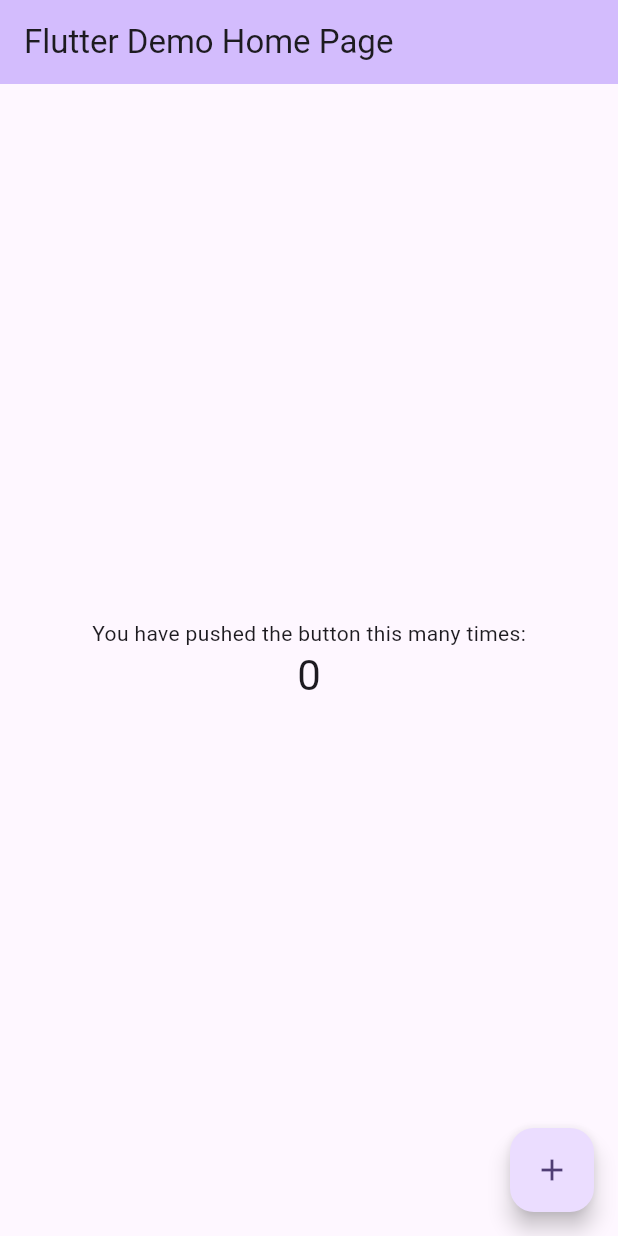
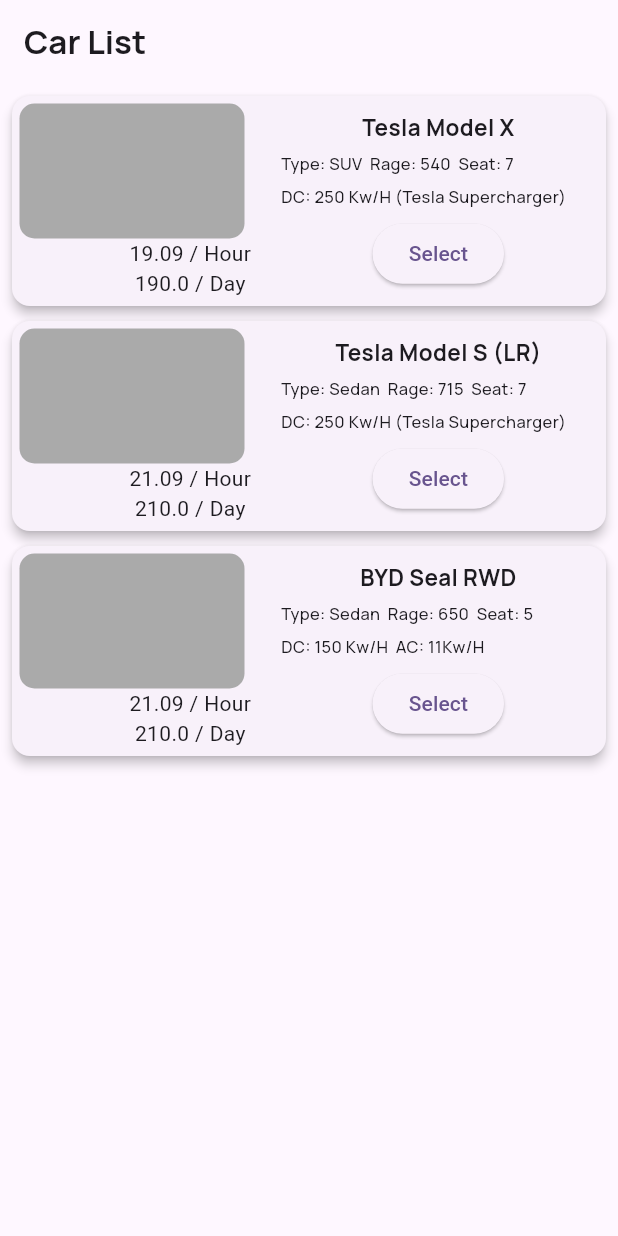
Before and after one commit to Akkarapa-Ryu/itds283_gr03_project_go_green_ezy_wheels, a Flutter app: the screen it shows after launch, on a phone screen of 412 x 824 dp. Run offline on Flutter 3.47's test engine with Material 3 defaults, Android fonts, the phone set to English and light mode, and no system bars.

Commit message:
PJGR03-18 Create Car list Page UI
Create car list page and ex.model

```diff
--- a/lib/main.dart
+++ b/lib/main.dart
@@ -1,4 +1,5 @@
 import 'package:flutter/material.dart';
+import 'package:itds283_gr03_project_go_green_ezy_wheels/pages/pages.dart';
 
 void main() {
   runApp(const MyApp());
@@ -29,40 +30,10 @@
 }
 
 class _MyHomePageState extends State<MyHomePage> {
-  int _counter = 0;
-
-  void _incrementCounter() {
-    setState(() {
-      _counter++;
-    });
-  }
-
   @override
   Widget build(BuildContext context) {
-    return Scaffold(
-      appBar: AppBar(
-        backgroundColor: Theme.of(context).colorScheme.inversePrimary,
-        title: Text(widget.title),
-      ),
-      body: Center(
-        child: Column(
-          mainAxisAlignment: MainAxisAlignment.center,
-          children: <Widget>[
-            const Text(
-              'You have pushed the button this many times:',
-            ),
-            Text(
-              '$_counter',
-              style: Theme.of(context).textTheme.headlineMedium,
-            ),
-          ],
-        ),
-      ),
-      floatingActionButton: FloatingActionButton(
-        onPressed: _incrementCounter,
-        tooltip: 'Increment',
-        child: const Icon(Icons.add),
-      ),
+    return Center(
+      child: CarListPage(),
     );
   }
 }
--- /dev/null
+++ b/lib/models/cars_model.dart
@@ -0,0 +1,57 @@
+class CarsModel {
+  String name;
+  String type;
+  int rage;
+  String seat;
+  int dc;
+  int? ac;
+  String? superCharger;
+  double priceHour;
+  double priceDay;
+  CarsModel(
+      {required this.name,
+      required this.type,
+      required this.rage,
+      required this.seat,
+      required this.dc,
+      this.ac,
+      this.superCharger,
+      required this.priceHour,
+      required this.priceDay});
+
+  static List<CarsModel> getCars() {
+    List<CarsModel> cars = [];
+
+    cars.add(CarsModel(
+        name: 'Tesla Model X',
+        type: 'SUV',
+        rage: 540,
+        seat: '7',
+        dc: 250,
+        superCharger: 'Tesla Supercharger',
+        priceHour: 19.09,
+        priceDay: 190.00));
+
+    cars.add(CarsModel(
+        name: 'Tesla Model S (LR)',
+        type: 'Sedan',
+        rage: 715,
+        seat: '7',
+        dc: 250,
+        superCharger: 'Tesla Supercharger',
+        priceHour: 21.09,
+        priceDay: 210.00));
+
+      cars.add(CarsModel(
+        name: 'BYD Seal RWD',
+        type: 'Sedan',
+        rage: 650,
+        seat: '5',
+        dc: 150,
+        ac: 11,
+        priceHour: 21.09,
+        priceDay: 210.00));
+
+    return cars;
+  }
+}
--- /dev/null
+++ b/lib/models/models.dart
@@ -0,0 +1 @@
+export 'cars_model.dart';
--- /dev/null
+++ b/lib/pages/car_list/car_list.dart
@@ -0,0 +1,2 @@
+export 'car_list_page.dart';
+export '../../models/cars_model.dart';
--- /dev/null
+++ b/lib/pages/car_list/car_list_page.dart
@@ -0,0 +1,163 @@
+import 'package:flutter/material.dart';
+import '../../pages/pages.dart';
+import '../../theme/theme.dart';
+
+class CarListPage extends StatefulWidget {
+  const CarListPage({super.key});
+
+  @override
+  State<CarListPage> createState() => _CarListPageState();
+}
+
+class _CarListPageState extends State<CarListPage> {
+  List<CarsModel> cars = [];
+
+  void _getCars() {
+    cars = CarsModel.getCars();
+  }
+
+  @override
+  void initState() {
+    _getCars();
+    super.initState();
+  }
+
+  @override
+  Widget build(BuildContext context) {
+    return Scaffold(
+        appBar: AppBar(
+            title: Text(
+          'Car List',
+          style: TextStyle(fontFamily: 'Manrope', fontWeight: FontWeight.w700),
+        )),
+        body: SingleChildScrollView(
+          child: Center(
+            child: ListView.builder(
+                shrinkWrap: true,
+                padding: EdgeInsets.all(3),
+                itemCount: cars.length,
+                itemBuilder: _carCard),
+          ),
+        ));
+  }
+
+  Widget? _carCard(context, index) {
+    return Card(
+        elevation: 3,
+        margin: EdgeInsets.only(left: 5, right: 5, top: 5, bottom: 5),
+        shadowColor: DesignSystem.c0,
+        child: CustomListTile(
+          thumbnail: Container(
+            height: 90,
+            width: 150,
+            decoration: BoxDecoration(
+                borderRadius: BorderRadius.circular(10),
+                color: DesignSystem.disable),
+          ),
+          title: cars[index].name,
+          type: cars[index].type,
+          dc: cars[index].dc,
+          supercharge: cars[index].superCharger,
+          ac: cars[index].ac,
+          priceHour: cars[index].priceHour,
+          priceDay: cars[index].priceDay,
+          rage: cars[index].rage,
+          seat: cars[index].seat,
+        ));
+  }
+}
+
+// https://api.flutter.dev/flutter/material/ListTile-class.html
+class CustomListTile extends StatelessWidget {
+  const CustomListTile(
+      {super.key,
+      required this.thumbnail,
+      required this.title,
+      required this.type,
+      required this.dc,
+      this.ac,
+      this.supercharge,
+      required this.priceHour,
+      required this.priceDay,
+      required this.rage,
+      required this.seat});
+
+  final Widget thumbnail;
+  final String title; // name's car
+  final String type; // type,
+  final int rage;
+  final String seat;
+  final int dc; // dc
+  final int? ac;
+  final String? supercharge;
+  final double priceHour;
+  final double priceDay;
+
+  @override
+  Widget build(BuildContext context) {
+    return Padding(
+      padding: EdgeInsets.all(5),
+      child: SizedBox(
+        height: 130,
+        child: Row(
+          crossAxisAlignment: CrossAxisAlignment.start,
+          children: <Widget>[
+            Expanded(
+              flex: 2,
+              child: Column(
+                children: [
+                  Row(
+                    children: [
+                      thumbnail,
+                    ],
+                  ),
+                  Row(
+                    mainAxisAlignment: MainAxisAlignment.end,
+                    children: [
+                      Column(
+                        children: [
+                          Text('$priceHour / Hour'),
+                          Text('$priceDay / Day'),
+                        ],
+                      ),
+                    ],
+                  )
+                ],
+              ),
+            ),
+            Expanded(
+                flex: 3,
+                child: Padding(
+                    padding: EdgeInsets.only(left: 20, right: 2),
+                    child: Column(
+                      mainAxisAlignment: MainAxisAlignment.spaceEvenly,
+                      children: [
+                        Text(title,style: TextStyle(fontFamily: DesignSystem.fontFamily,fontWeight: FontWeight.bold,fontSize: 15),),
+                        Row(
+                          children: [
+                            Text('Type: $type  Rage: $rage  Seat: $seat',style: TextStyle(fontFamily: DesignSystem.fontFamily,fontWeight: FontWeight.w500,fontSize: 11),),
+                          ],
+                        ),
+                        Row(
+                          children: [
+                            Text('DC: $dc Kw/H',style: TextStyle(fontFamily: DesignSystem.fontFamily,fontWeight: FontWeight.w500,fontSize: 11),),
+                            superchargeORac(supercharge, ac)
+                          ],
+                        ),
+                        ElevatedButton(onPressed: (){}, child: Text('Select'))
+                      ],
+                    )))
+          ],
+        ),
+      ),
+    );
+  }
+
+  superchargeORac(supercharge, ac) {
+    if (supercharge != null) {
+      return Text(' ($supercharge)',style: TextStyle(fontFamily: DesignSystem.fontFamily,fontWeight: FontWeight.w500,fontSize: 11),);
+    } else if (ac != null) {
+      return Text('  AC: ' + ac.toString() + 'Kw/H',style: TextStyle(fontFamily: DesignSystem.fontFamily,fontWeight: FontWeight.w500,fontSize: 11),);
+    }
+  }
+}
--- /dev/null
+++ b/lib/pages/pages.dart
@@ -0,0 +1 @@
+export 'car_list/car_list.dart';
--- /dev/null
+++ b/lib/theme/design_system.dart
@@ -0,0 +1,23 @@
+import 'package:flutter/material.dart';
+
+class DesignSystem {
+  const DesignSystem._();
+
+  static const fontFamily = 'Manrope';
+
+  // Colors
+  static const c0 = Color(0xff000000);
+  static const c1 = Color(0xffFFFFFF);
+  static const c2 = Color(0xff17CBCA);
+  static const c3 = Color(0xff13286D);
+  static const c4 = Color(0xff32AEB7);
+  static const c5 = Color(0xffCBCBCB);
+  static const c6 = Color(0xff13526D);
+  static const c7 = Color(0xffFE3636);
+
+
+  static const disable = Color(0xffAAAAAA);
+  static const error = Colors.red;
+  static const success = Colors.green;
+  static const primary = Colors.blue;
+}
--- /dev/null
+++ b/lib/theme/ggew_theme.dart
@@ -0,0 +1 @@
+// Go Green Ezy Wheels Theme
--- /dev/null
+++ b/lib/theme/theme.dart
@@ -0,0 +1 @@
+export 'design_system.dart';
```
Also changed, not shown: pubspec.yaml (+19 -2 lines), fonts/static/Manrope-Bold.ttf (added), fonts/static/Manrope-ExtraBold.ttf (added), fonts/static/Manrope-ExtraLight.ttf (added), fonts/static/Manrope-Light.ttf (added), fonts/static/Manrope-Medium.ttf (added), fonts/static/Manrope-Regular.ttf (added), fonts/static/Manrope-SemiBold.ttf (added), pubspec.lock.
